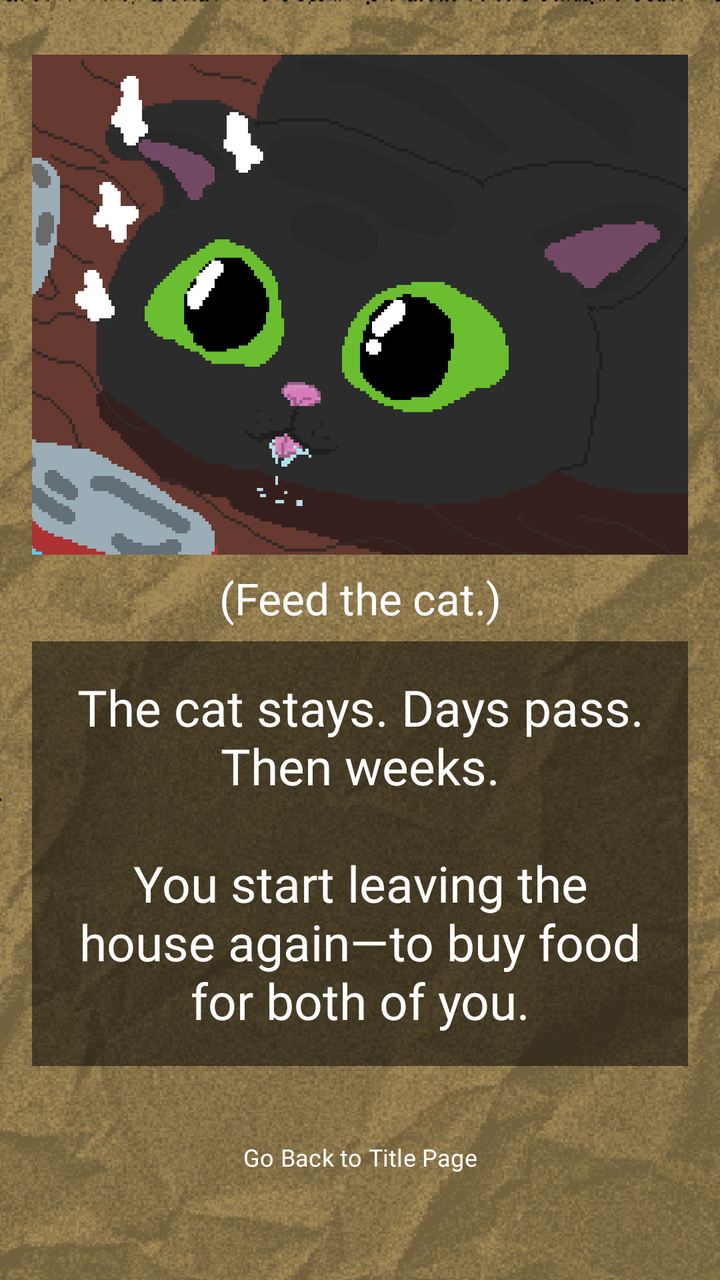
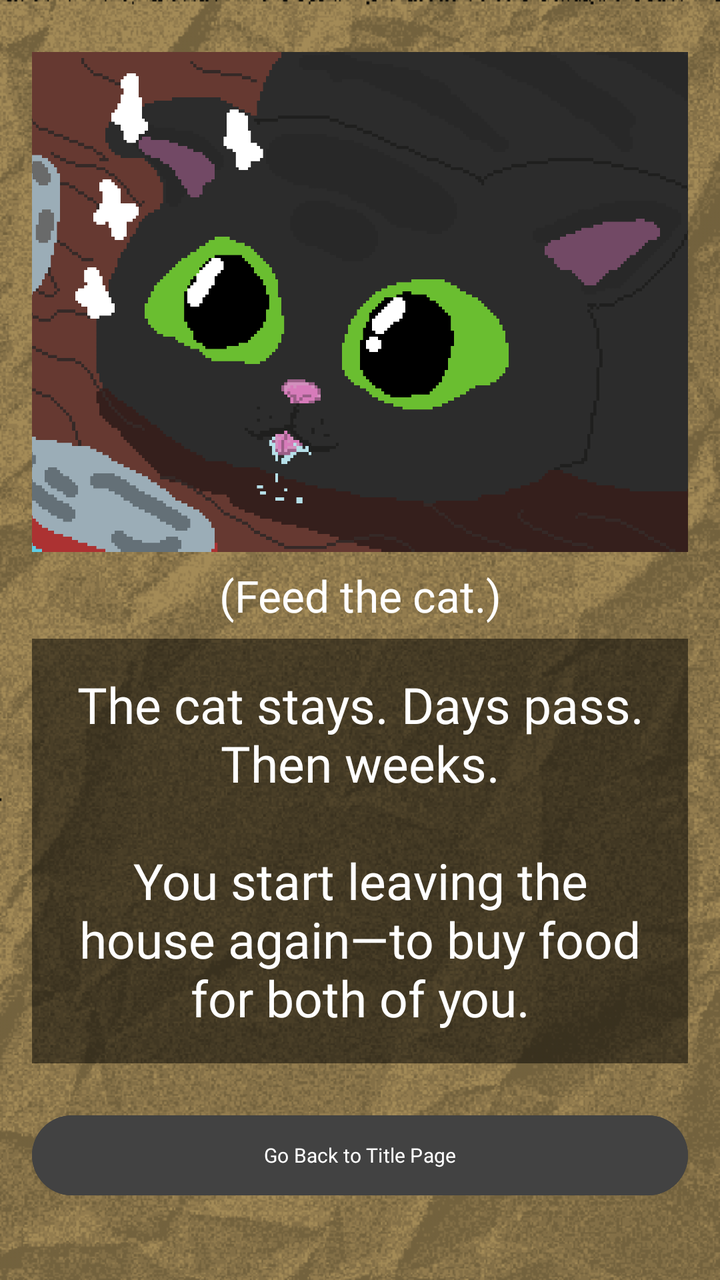

Compare the two renders of this Android layout. The source of the first and the diff that turns it into the second are given below.
<!-- AndroidManifest.xml: application theme Theme.ChoiceQuest -->
<!-- res/layout/activity_page2_1_3_1_1.xml -->
<?xml version="1.0" encoding="utf-8"?>
<LinearLayout xmlns:android="http://schemas.android.com/apk/res/android"
    xmlns:app="http://schemas.android.com/apk/res-auto"
    xmlns:tools="http://schemas.android.com/tools"
    android:layout_width="match_parent"
    android:layout_height="match_parent"
    android:id="@+id/page2_1_3_1_1"
    android:background="@drawable/papertexture_"
    android:backgroundTint="#f8e7c2"
    android:backgroundTintMode="multiply"
    android:gravity="center"
    android:orientation="vertical"
    android:padding="16dp"
    tools:context=".Page2_1_3_1_1">

    <View
        android:layout_width="match_parent"
        android:layout_height="0dp"
        android:layout_weight="1"/>

    <ImageView
        android:id="@+id/imageView"
        android:layout_width="412dp"
        android:layout_height="250dp"
        android:src="@drawable/page2_1_3_1_1" />

    <View
        android:layout_width="match_parent"
        android:layout_height="1dp"
        android:layout_weight="0.1"/>

    <TextView
        android:layout_width="match_parent"
        android:layout_height="wrap_content"
        android:gravity="center"
        android:fontFamily="@font/pixelspace"
        android:padding="5dp"
        android:text="(Feed the cat.)"
        android:textColor="@color/white"
        android:textSize="22sp" />

    <View
        android:layout_width="match_parent"
        android:layout_height="1dp"
        android:layout_weight="0.1"/>

    <TextView
        android:layout_width="match_parent"
        android:layout_height="wrap_content"
        android:id="@+id/tv_page2_1_3_1_1"
        android:fontFamily="@font/pixelgame_font"
        android:gravity="center"
        android:padding="16dp"
        android:background="#80000000"
        android:text="The cat stays. Days pass. Then weeks.\n\nYou start leaving the house again—to buy food for both of you."
        android:textColor="@color/white"
        android:textSize="25sp"
        android:layout_marginBottom="16dp"/>

    <View
        android:layout_width="match_parent"
        android:layout_height="1dp"
        android:layout_weight="0.5"/>

    <Button
        android:layout_width="412dp"
        android:layout_height="45dp"
        android:fontFamily="@font/quest_font"
        android:background="@android:color/transparent"
        android:textSize="12sp"
        android:layout_marginBottom="16dp"
        android:text="Go Back to Title Page"
        android:onClick="title12" />

    <View
        android:layout_width="match_parent"
        android:layout_height="1dp"
        android:layout_weight="0.5"/>

</LinearLayout>
<!-- resources referenced by this layout -->
<resources>
  <color name="white">#FFFFFF</color>
  <!-- drawable page2_1_3_1_1: png bitmap (drawable, 34482 bytes) -->
  <!-- drawable papertexture_: png bitmap (drawable, 156948 bytes) -->
  <style name="Theme.ChoiceQuest" parent="Base.Theme.ChoiceQuest" />
  <style name="Base.Theme.ChoiceQuest" parent="Theme.Material3.DayNight.NoActionBar">
          
          
      </style>
</resources>

<!-- the commit's change to res/layout/activity_page2_1_3_1_1.xml (unified diff, before → after) -->
@@ -63,11 +63,12 @@
         android:layout_weight="0.5"/>
 
     <Button
-        android:layout_width="412dp"
-        android:layout_height="45dp"
+        android:layout_width="match_parent"
+        android:layout_height="wrap_content"
         android:fontFamily="@font/quest_font"
-        android:background="@android:color/transparent"
-        android:textSize="12sp"
+        android:textSize="10sp"
+        android:textColor="@color/white"
+        android:backgroundTint="@color/cardview_dark_background"
         android:layout_marginBottom="16dp"
         android:text="Go Back to Title Page"
         android:onClick="title12" />
